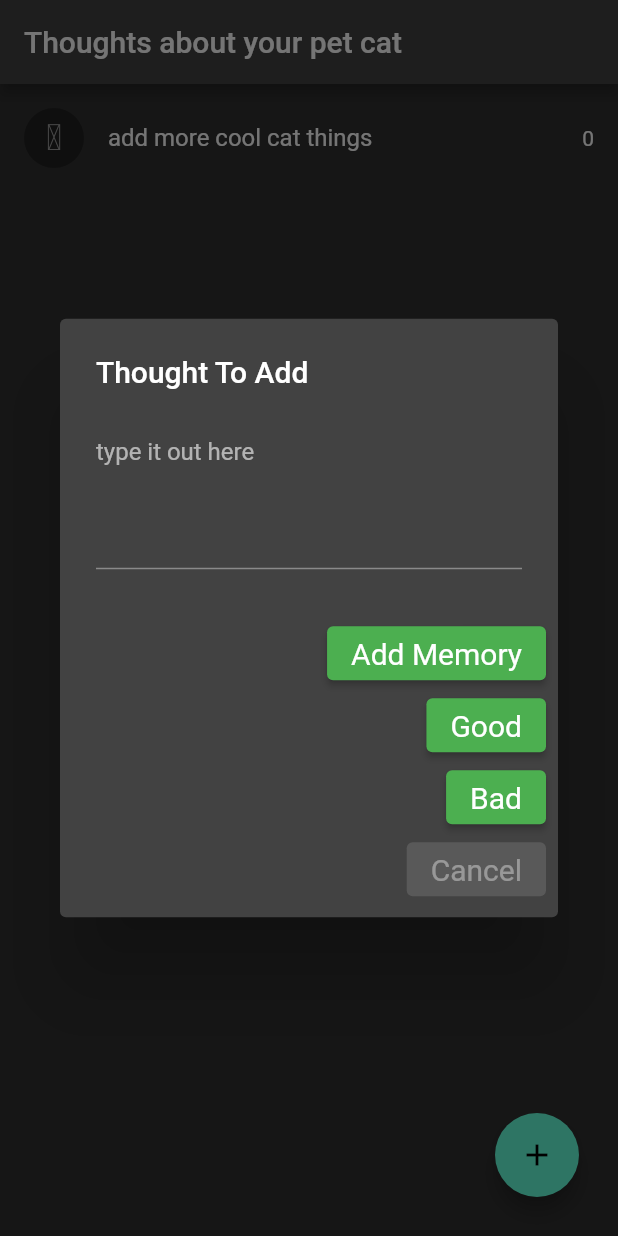
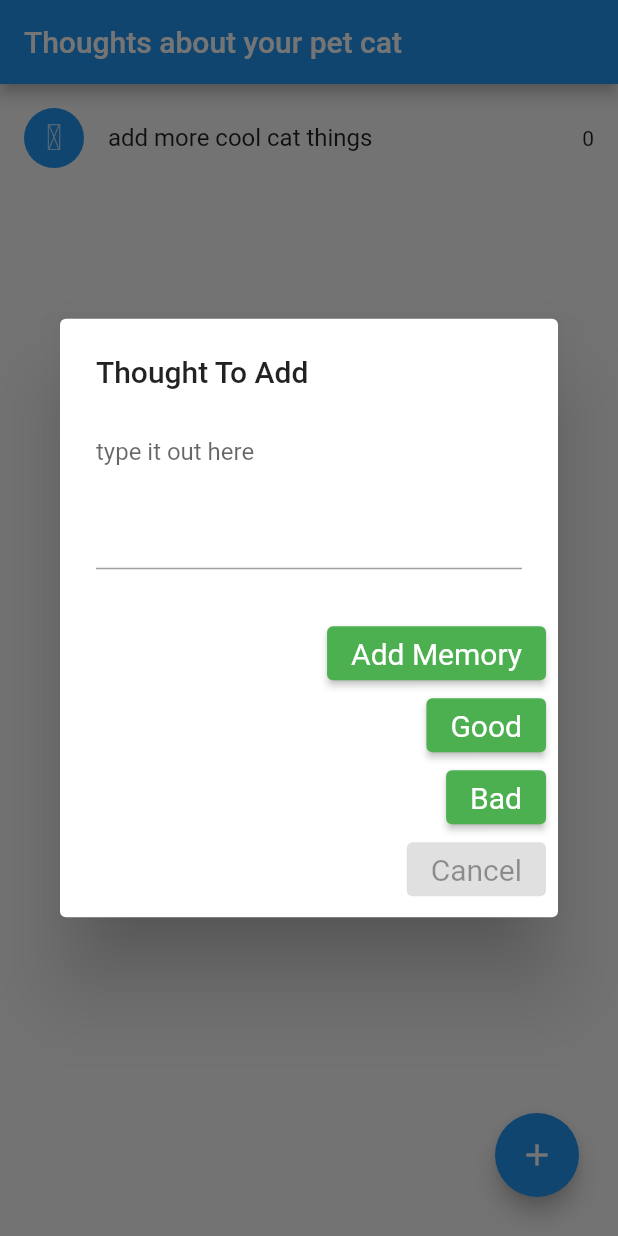
Before and after one commit to Larsonog/Cat-Diary-2.0, a Flutter app: the screen it shows after launch, after a tap on the "add" icon, on a phone screen of 412 x 824 dp. Run offline on Flutter 3.47's test engine with Material 2 defaults, Android fonts, the phone set to English and light mode, and no system bars.

```diff
--- a/cat_diary_2/lib/main.dart
+++ b/cat_diary_2/lib/main.dart
@@ -206,15 +206,8 @@ class _MemoriesState extends State<Memories> {
 }
 
 void main() {
-  runApp(MaterialApp(
+  runApp(const MaterialApp(
     title: 'Thoughts about Pet recorder',
-    theme: ThemeData(
-      brightness: Brightness.light,
-    ),
-    darkTheme: ThemeData(
-      brightness: Brightness.dark,
-    ),
-    themeMode: ThemeMode.dark,
     home: Memories(),
   ));
 }
--- a/cat_diary_2/lib/memory_items.dart
+++ b/cat_diary_2/lib/memory_items.dart
@@ -7,9 +7,9 @@ class Item {
   final String name;
   final String points;
 
-  String abbrev() {
-    return name.substring(0, 1);
-  }
+  //String abbrev() {
+  //  return name.substring(0, 1);
+  //}
 }
 
 typedef MemoriesChangedCallback = Function(Item item, bool completed);
@@ -76,6 +76,7 @@ class MemoriesItem extends StatelessWidget {
         //    new IconButton(icon: new Icon(Icons.add),onPressed: ()=>setState(()=> points++))
         // ]
         // )
+        // https://stackoverflow.com/questions/50044618/how-to-increment-counter-for-a-specific-list-item-in-flutter
         );
   }
 }
```
Also changed, not shown: cat_diary_2/assets/2nd screen.jpg (added), cat_diary_2/assets/3rd.jpg (added), cat_diary_2/assets/4th.jpg (added), cat_diary_2/assets/5th.jpg (added), cat_diary_2/assets/first screen.jpg (added).
